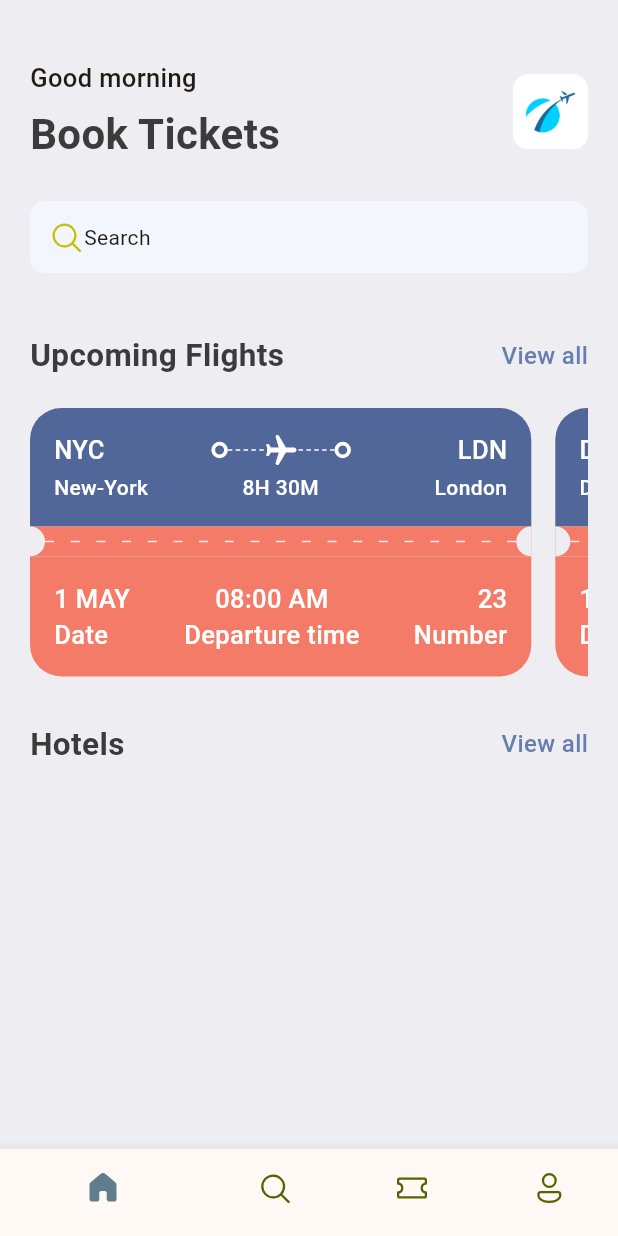
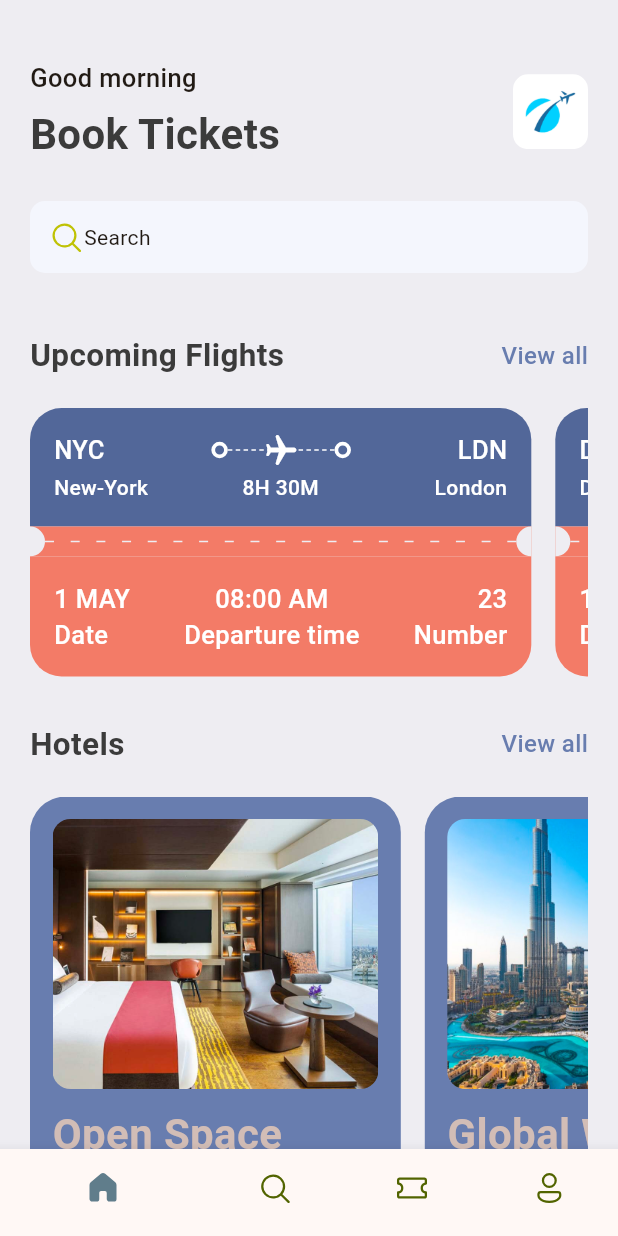
Before and after one commit to rddeveloper2019/ticket-app-flutter, a Flutter app: the screen it shows after launch, on a phone screen of 412 x 824 dp. Run offline on Flutter 3.47's test engine with Material 3 defaults, Android fonts, the phone set to English and light mode, and no system bars; our stand-ins replace fluentui_icons.

Commit message:
lesson 88

```diff
--- a/lib/base/bottom_nav_bar.dart
+++ b/lib/base/bottom_nav_bar.dart
@@ -1,6 +1,7 @@
 import 'package:fluentui_icons/fluentui_icons.dart';
 import 'package:flutter/material.dart';
-import 'package:ticket_app/screens/home_screen.dart';
+import 'package:ticket_app/screens/home/home_screen.dart';
+import 'package:ticket_app/screens/search/search_screen.dart';
 
 class BottomNavBar extends StatefulWidget {
   const BottomNavBar({super.key});
@@ -14,7 +15,7 @@ class _BottomNavBarState extends State<BottomNavBar> {
 
   final _appScreens = <Widget>[
     const HomeScreen(),
-    const Center(child: Text('Search Screen')),
+    const SearchScreen(),
     const Center(child: Text('Tickets Screen')),
     const Center(child: Text('Profile Screen')),
   ];
--- a/lib/base/res/media.dart
+++ b/lib/base/res/media.dart
@@ -2,4 +2,10 @@ class AppMedia {
   static const _baseImage = 'media/images';
 
   static const logo = '$_baseImage/logo.png';
+  static const hotelRoom = '$_baseImage/hotel_room.png';
+  static const planeSit = '$_baseImage/plane_sit.jpg';
+
+  static String getMediaUrl(String name) {
+    return '$_baseImage/$name';
+  }
 }
--- a/lib/base/res/styles/app_styles.dart
+++ b/lib/base/res/styles/app_styles.dart
@@ -8,6 +8,10 @@ class AppStyles {
   static Color bgColor = const Color(0xFFEEEDF2);
   static Color ticketBlue = const Color(0xFF526799);
   static Color ticketOrange = const Color(0xFFF37B67);
+  static Color kakiColor = const Color(0xFFD2BDB6);
+  static Color planeIconColor = const Color(0xFFBFC2DF);
+  static Color findTicketColor = const Color(0xD91130CE);
+  static Color circleColor = const Color(0xFF189999);
   static TextStyle textStyle = TextStyle(
     fontSize: 16,
     fontWeight: FontWeight.w500,
--- a/lib/base/utils/all_json.dart
+++ b/lib/base/utils/all_json.dart
@@ -48,3 +48,24 @@ List<Map<String, dynamic>> ticketList = [
     "number": 50,
   },
 ];
+
+List<Map<String, dynamic>> hotelList = [
+  {
+    'image': 'hotel_room.png',
+    'place': 'Open Space',
+    'destination': 'London',
+    'price': 25,
+  },
+  {
+    'image': 'city_view.png',
+    'place': 'Global Will',
+    'destination': 'London',
+    'price': 40,
+  },
+  {
+    'image': 'pool_view.png',
+    'place': 'Best city pool',
+    'destination': 'Dubai',
+    'price': 68,
+  },
+];
--- a/lib/main.dart
+++ b/lib/main.dart
@@ -1,7 +1,7 @@
 import 'package:flutter/material.dart';
 import 'package:ticket_app/base/bottom_nav_bar.dart';
 import 'package:ticket_app/base/utils/app_routes.dart';
-import 'package:ticket_app/screens/all_tickets.dart';
+import 'package:ticket_app/screens/home/all_tickets.dart';
 
 void main() {
   runApp(const MyApp());
@@ -20,8 +20,8 @@ class MyApp extends StatelessWidget {
       debugShowCheckedModeBanner: false,
       routes: <String, WidgetBuilder>{
         AppRoutes.homePage: (BuildContext context) => const BottomNavBar(),
-        AppRoutes.allTickets:
-            (BuildContext context) => const AllTicketsScreen(),
+        AppRoutes.allTickets: (BuildContext context) =>
+            const AllTicketsScreen(),
       },
     );
   }
--- a/lib/screens/home_screen.dart
+++ b/lib/screens/home/home_screen.dart
@@ -6,6 +6,7 @@ import 'package:ticket_app/base/utils/all_json.dart';
 import 'package:ticket_app/base/utils/app_routes.dart';
 import 'package:ticket_app/base/widgets/app_double_text.dart';
 import 'package:ticket_app/base/widgets/ticket_view.dart';
+import 'package:ticket_app/screens/home/widgets/hotel.dart';
 
 class HomeScreen extends StatelessWidget {
   const HomeScreen({super.key});
@@ -20,6 +21,7 @@ class HomeScreen extends StatelessWidget {
           Container(
             padding: const EdgeInsets.symmetric(horizontal: 20),
             child: Column(
+              crossAxisAlignment: CrossAxisAlignment.start,
               children: [
                 Row(
                   mainAxisAlignment: MainAxisAlignment.spaceBetween,
@@ -75,14 +77,10 @@ class HomeScreen extends StatelessWidget {
                 SingleChildScrollView(
                   scrollDirection: Axis.horizontal,
                   child: Row(
-                    children:
-                        ticketList
-                            .take(2)
-                            .map(
-                              (singleTicket) =>
-                                  TicketView(ticket: singleTicket),
-                            )
-                            .toList(),
+                    children: ticketList
+                        .take(2)
+                        .map((singleTicket) => TicketView(ticket: singleTicket))
+                        .toList(),
                   ),
                 ),
                 const SizedBox(height: 20),
@@ -90,6 +88,16 @@ class HomeScreen extends StatelessWidget {
                   bigText: 'Hotels',
                   smallText: 'View all',
                   onTap: () {},
+                ),
+                const SizedBox(height: 20),
+                SingleChildScrollView(
+                  scrollDirection: Axis.horizontal,
+                  child: Row(
+                    children: hotelList
+                        .take(3)
+                        .map((singleHotel) => Hotel(hotel: singleHotel))
+                        .toList(),
+                  ),
                 ),
               ],
             ),
--- /dev/null
+++ b/lib/screens/home/widgets/hotel.dart
@@ -0,0 +1,56 @@
+import 'package:flutter/material.dart';
+import 'package:ticket_app/base/res/media.dart';
+import 'package:ticket_app/base/res/styles/app_styles.dart';
+
+class Hotel extends StatelessWidget {
+  const Hotel({super.key, required this.hotel});
+
+  final Map<String, dynamic> hotel;
+  @override
+  Widget build(BuildContext context) {
+    final size = MediaQuery.of(context).size;
+
+    return Container(
+      width: size.width * 0.6,
+      height: 320,
+      padding: EdgeInsets.all(15),
+      margin: EdgeInsets.only(right: 16),
+      decoration: BoxDecoration(
+        color: AppStyles.primaryColor,
+        borderRadius: BorderRadius.circular(24),
+      ),
+      child: Column(
+        crossAxisAlignment: CrossAxisAlignment.start,
+        children: [
+          Container(
+            height: 180,
+            decoration: BoxDecoration(
+              color: AppStyles.primaryColor,
+              borderRadius: BorderRadius.circular(12),
+              image: DecorationImage(
+                fit: BoxFit.cover,
+
+                image: AssetImage(AppMedia.getMediaUrl(hotel["image"])),
+              ),
+            ),
+          ),
+          const SizedBox(height: 10),
+          Text(
+            hotel["place"],
+            style: AppStyles.headLine1.copyWith(color: AppStyles.kakiColor),
+          ),
+          const SizedBox(height: 4),
+          Text(
+            hotel["destination"],
+            style: AppStyles.headLine3.copyWith(color: Colors.white),
+          ),
+          const SizedBox(height: 4),
+          Text(
+            '\$${hotel["price"]}/night',
+            style: AppStyles.headLine1.copyWith(color: AppStyles.kakiColor),
+          ),
+        ],
+      ),
+    );
+  }
+}
```
Also changed, not shown: lib/screens/search/search_screen.dart (added, +47 -0 lines), lib/screens/search/widgets/app_text_icon.dart (added, +26 -0 lines), lib/screens/search/widgets/app_ticket_tabs.dart (added, +53 -0 lines), lib/screens/search/widgets/find_tickets.dart (added, +23 -0 lines), lib/screens/search/widgets/ticket_promotion.dart (added, +132 -0 lines), lib/screens/home/all_tickets.dart (renamed from lib/screens/all_tickets.dart).
